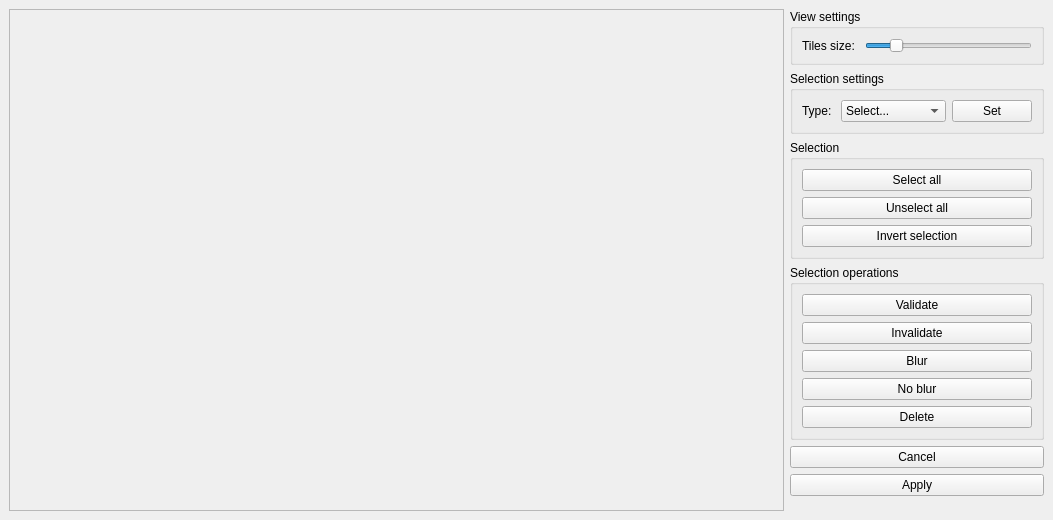
Before: the Qt Designer form batchview.ui in 3d4pi/yafdb-validator, drawn with Qt 5.
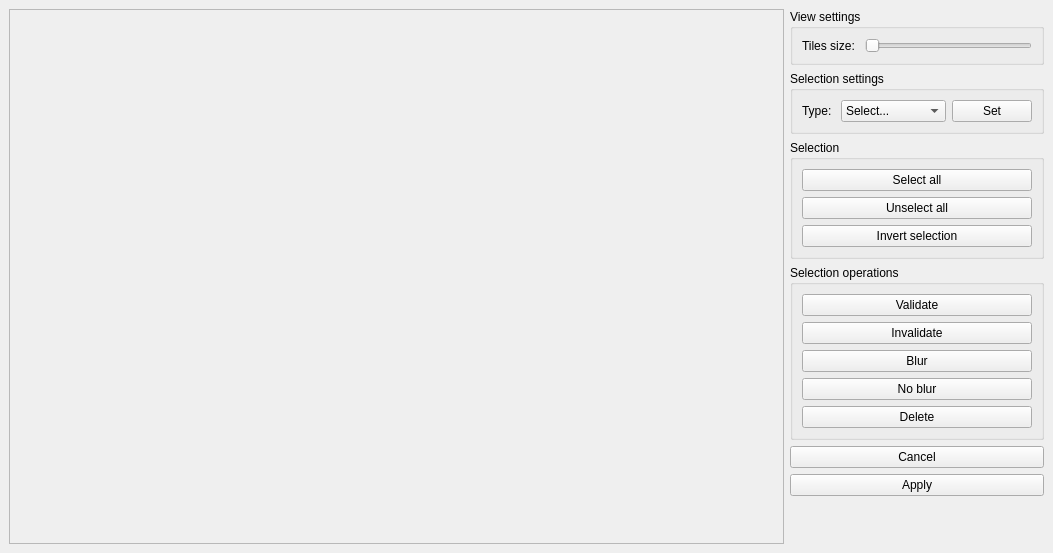
After: the same form once the commit is applied. Icons and pictures are not drawn.

Commit message: Now batchview use best projection quality Various optimisations & bugfixes

Patch:
```diff
--- a/batchview.ui
+++ b/batchview.ui
@@ -7,7 +7,7 @@
     <x>0</x>
     <y>0</y>
     <width>1053</width>
-    <height>520</height>
+    <height>553</height>
    </rect>
   </property>
   <property name="windowTitle">
@@ -37,7 +37,7 @@
            <x>0</x>
            <y>0</y>
            <width>717</width>
-           <height>498</height>
+           <height>531</height>
           </rect>
          </property>
         </widget>
@@ -131,6 +131,9 @@
              <height>20</height>
             </size>
            </property>
+           <property name="minimum">
+            <number>160</number>
+           </property>
            <property name="maximum">
             <number>1024</number>
            </property>
```
The commit also changes 9 other files.
